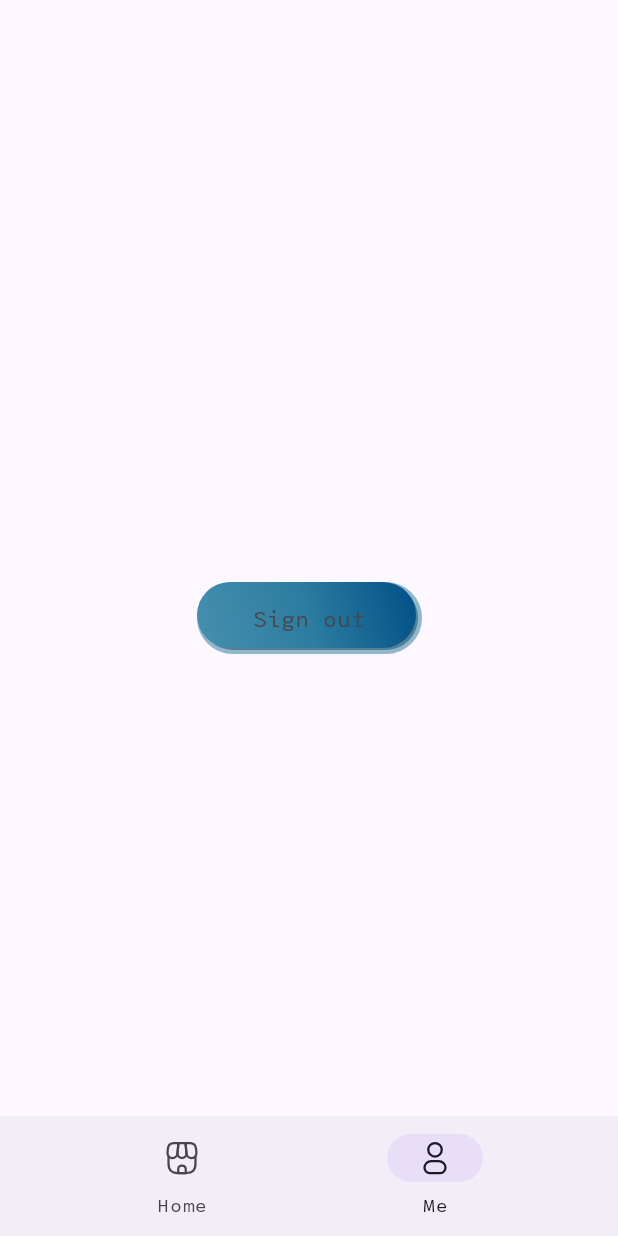
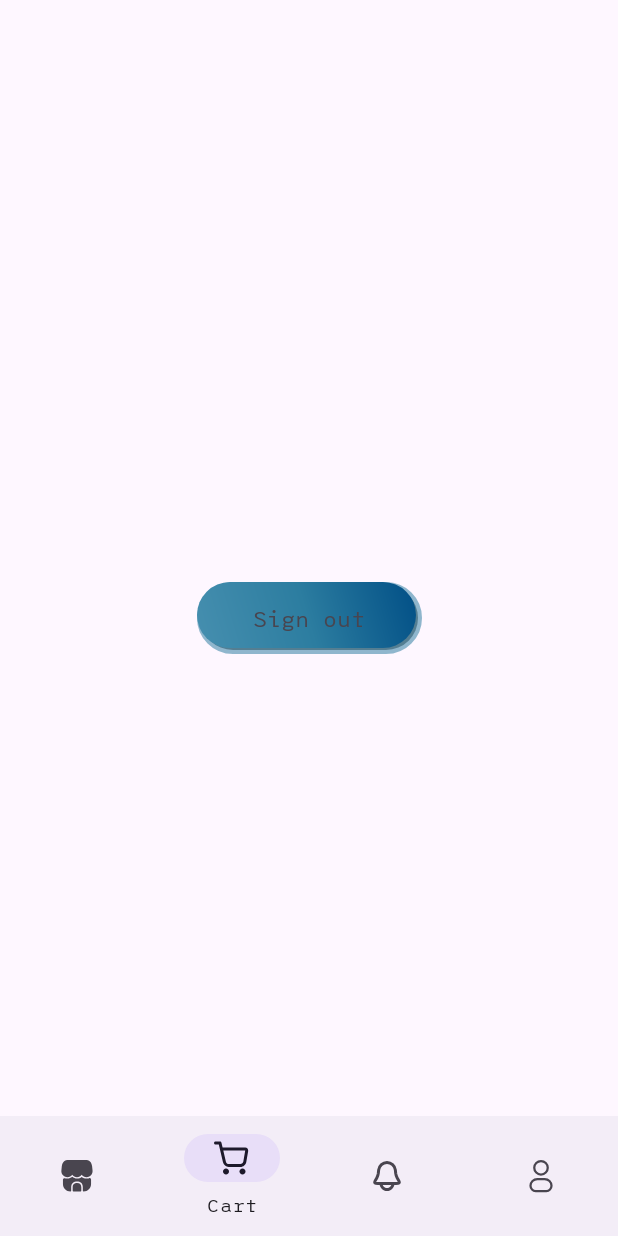
Before and after one commit to duc25012002/Admin, an Android app: the SignOutActivity screen opened directly, with no data from a screen before it, item 2 of the bottom bar chosen, on a phone screen of 412 x 824 dp. Run offline under Robolectric (Android 15) with nearby library versions, the phone set to English and light mode, and no system bars; our stand-ins replace Firebase (no records; nobody signed in at launch, a user with empty details on screens opened directly), data binding; libraries missing offline, so code that uses them is left out: io.grpc.

```diff
--- a/app/src/main/AndroidManifest.xml
+++ b/app/src/main/AndroidManifest.xml
@@ -12,6 +12,9 @@
         android:supportsRtl="true"
         android:theme="@style/Theme.Admin"
         tools:targetApi="31">
+        <activity
+            android:name=".activity.PrimeActivity"
+            android:exported="false" />
         <activity
             android:name=".activity.SignOutActivity"
             android:exported="false" />
--- a/app/src/main/java/com/hdcompany/admin/MainActivity.java
+++ b/app/src/main/java/com/hdcompany/admin/MainActivity.java
@@ -24,6 +24,7 @@ import com.google.android.gms.common.api.ApiException;
 import com.google.android.gms.tasks.Task;
 import com.google.firebase.auth.FirebaseAuth;
 import com.google.firebase.auth.FirebaseUser;
+import com.hdcompany.admin.activity.PrimeActivity;
 import com.hdcompany.admin.activity.RegisterActivity;
 import com.hdcompany.admin.activity.SignOutActivity;
 import com.hdcompany.admin.databinding.LoginScreenBinding;
@@ -38,7 +39,16 @@ public class MainActivity extends AppCompatActivity {
     private LoginScreenBinding loginScreenBinding;
     private User user;
 
-    private FirebaseUser firebaseUser = Auth.firebaseAuth().getCurrentUser();
+    private FirebaseUser firebaseUser;
+
+    @Override
+    protected void onStart() {
+        super.onStart();
+        firebaseUser = Auth.firebaseAuth().getCurrentUser();
+        if (firebaseUser != null) {
+            forwardPrime();
+        }
+    }
 
     @Override
     protected void onCreate(Bundle savedInstanceState) {
@@ -81,17 +91,15 @@ public class MainActivity extends AppCompatActivity {
         Login Button
          */
         loginScreenBinding.loginButton.setOnClickListener(v -> {
-          try{
-              if(
-                      !user.getUsername().equals("") && !user.getPassword().equals("")
-              ){
-                  firebaseUser = Auth.loginAuth(this,user);
+            try {
+                if (!user.getUsername().equals("") && !user.getPassword().equals("")) {
+                    firebaseUser = Auth.loginAuth(this, user);
                     firebaseUser = Auth.firebaseAuth().getCurrentUser();
-                  forwardScreen();
-              }else{
+                    forwardPrime();
+                } else {
                     Toast.makeText(this, "Please don't leave any empty information!", Toast.LENGTH_SHORT).show();
                 }
-          }catch (Exception e){
+            } catch (Exception e) {
                 e.printStackTrace();
             }
         });
@@ -103,11 +111,17 @@ public class MainActivity extends AppCompatActivity {
         });
     }
 
+    /*
+    GOOGLE SIGN IN
+     */
     private void googleSignIn() {
         Intent i = client.getSignInIntent();
         this.startActivityForResult(i, RC_SIGN_IN);
     }
 
+    /*
+    GOOGLE SIGN IN
+     */
     @Override
     synchronized protected void onActivityResult(int requestCode, int resultCode, @Nullable Intent data) {
         super.onActivityResult(requestCode, resultCode, data);
@@ -125,7 +139,7 @@ public class MainActivity extends AppCompatActivity {
             }
         }
         // End the task, and got the user
-        forwardScreen();
+        forwardPrime();
     }
 
     /*
@@ -136,18 +150,17 @@ public class MainActivity extends AppCompatActivity {
             new Handler().postDelayed(new Runnable() {
                 @Override
                 public void run() {
-                    try{
-                        do{
+                    try {
+                        do {
                             firebaseUser = Auth.firebaseAuth().getCurrentUser();
-                        }
-                        while(firebaseUser == null);
+                        } while (firebaseUser == null);
                         String email = firebaseUser.getEmail();
-                        for(int i=0;i<10;i++){
-                            System.out.println("LOGIN EMAIL FROM FIREBASE USER : " + email );
+                        for (int i = 0; i < 10; i++) {
+                            System.out.println("LOGIN EMAIL FROM FIREBASE USER : " + email);
                         }
                         takeLoginAction();
-                    }catch (Exception e){
-                       for(int i=0;i<10;i++){
+                    } catch (Exception e) {
+                        for (int i = 0; i < 10; i++) {
                             System.out.println("LOGIN ERROR");
                         }
                         e.printStackTrace();
@@ -159,6 +172,39 @@ public class MainActivity extends AppCompatActivity {
             e.printStackTrace();
         }
     }
+
+    private void forwardPrime(){
+        try {
+            new Handler().postDelayed(new Runnable() {
+                @Override
+                public void run() {
+                    try {
+                        do {
+                            firebaseUser = Auth.firebaseAuth().getCurrentUser();
+                        } while (firebaseUser == null);
+                        String email = firebaseUser.getEmail();
+                        for (int i = 0; i < 10; i++) {
+                            System.out.println("LOGIN EMAIL FROM FIREBASE USER : " + email);
+                        }
+                        takeLoginPrimeAction();
+
+                    } catch (Exception e) {
+                        for (int i = 0; i < 10; i++) {
+                            System.out.println("LOGIN ERROR");
+                        }
+                        e.printStackTrace();
+                        Toast.makeText(MainActivity.this, "Login Failed", Toast.LENGTH_SHORT).show();
+                    }
+                }
+            }, 1000);
+        } catch (Exception e) {
+            e.printStackTrace();
+        }
+    }
+
+    private void takeLoginPrimeAction(){
+        this.startActivity(new Intent(this, PrimeActivity.class));
+    }
     /*
     FORWARD TO LOGOUT
      */
@@ -168,12 +214,18 @@ public class MainActivity extends AppCompatActivity {
         this.finish();
     }
 
+    /*
+    FORWARD TO SIGN UP
+     */
     private void forwardToSignUp() {
         Intent i = new Intent(this, RegisterActivity.class);
         this.startActivity(i);
         this.finish();
     }
 
+    /*
+    INIT BINDING VIEW DATA
+     */
     private void initUserData() {
         this.user = new User();
         System.out.println(this.user.toString());
--- /dev/null
+++ b/app/src/main/res/drawable/cart_not_select.xml
@@ -0,0 +1,16 @@
+<vector xmlns:android="http://schemas.android.com/apk/res/android"
+    android:width="800dp"
+    android:height="800dp"
+    android:viewportWidth="24"
+    android:viewportHeight="24">
+  <path
+      android:pathData="M1,1C0.448,1 0,1.448 0,2C0,2.552 0.448,3 1,3H3.206L5.985,14.909C6.399,16.682 7.955,17.946 9.765,17.998V18H17.587C19.536,18 21.201,16.596 21.53,14.675L22.786,7.337C22.995,6.116 22.054,5 20.814,5H5.727L4.974,1.773C4.868,1.32 4.465,1 4,1H1ZM6.194,7L7.933,14.455C8.144,15.36 8.951,16 9.881,16H17.587C18.562,16 19.394,15.298 19.559,14.337L20.814,7H6.194Z"
+      android:fillColor="#000000"
+      android:fillType="evenOdd"/>
+  <path
+      android:pathData="M8,23C9.105,23 10,22.105 10,21C10,19.895 9.105,19 8,19C6.895,19 6,19.895 6,21C6,22.105 6.895,23 8,23Z"
+      android:fillColor="#000000"/>
+  <path
+      android:pathData="M19,23C20.105,23 21,22.105 21,21C21,19.895 20.105,19 19,19C17.895,19 17,19.895 17,21C17,22.105 17.895,23 19,23Z"
+      android:fillColor="#000000"/>
+</vector>
--- /dev/null
+++ b/app/src/main/res/drawable/no_news_notify_not_selected.xml
@@ -0,0 +1,17 @@
+<vector xmlns:android="http://schemas.android.com/apk/res/android"
+    android:width="800dp"
+    android:height="800dp"
+    android:viewportWidth="24"
+    android:viewportHeight="24">
+  <path
+      android:pathData="M6.448,7.969C6.762,5.14 9.153,3 12,3V3C14.847,3 17.238,5.14 17.552,7.969L17.804,10.236C17.807,10.264 17.809,10.279 17.81,10.293C17.939,11.417 18.305,12.5 18.884,13.472C18.891,13.485 18.898,13.497 18.913,13.522L19.491,14.486C20.016,15.36 20.278,15.797 20.222,16.156C20.184,16.395 20.061,16.612 19.876,16.767C19.597,17 19.087,17 18.068,17H5.932C4.913,17 4.403,17 4.124,16.767C3.939,16.612 3.816,16.395 3.778,16.156C3.722,15.797 3.984,15.36 4.509,14.486L5.087,13.522C5.102,13.497 5.109,13.485 5.116,13.472C5.695,12.5 6.061,11.417 6.19,10.293C6.191,10.279 6.193,10.264 6.196,10.236L6.448,7.969Z"
+      android:strokeWidth="2"
+      android:fillColor="#00000000"
+      android:strokeColor="#33363F"/>
+  <path
+      android:pathData="M8,17C8,17.525 8.103,18.045 8.304,18.531C8.505,19.016 8.8,19.457 9.172,19.828C9.543,20.2 9.984,20.494 10.469,20.695C10.955,20.896 11.475,21 12,21C12.525,21 13.045,20.896 13.531,20.695C14.016,20.494 14.457,20.2 14.828,19.828C15.2,19.457 15.495,19.016 15.696,18.531C15.896,18.045 16,17.525 16,17"
+      android:strokeWidth="2"
+      android:fillColor="#00000000"
+      android:strokeColor="#33363F"
+      android:strokeLineCap="round"/>
+</vector>
--- a/app/src/main/res/menu/bottom_menu.xml
+++ b/app/src/main/res/menu/bottom_menu.xml
@@ -2,8 +2,17 @@
 <menu xmlns:android="http://schemas.android.com/apk/res/android">
     <item
         android:id="@+id/nav_home"
-        android:icon="@drawable/shop_not_select"
-        android:title="@string/home" />
+        android:icon="@drawable/shop_selected"
+        android:title="@string/home"
+        android:checked="true"/>
+    <item
+        android:id="@+id/nav_cart"
+        android:icon="@drawable/cart_not_select"
+        android:title="@string/cart" />
+    <item
+        android:id="@+id/nav_notify"
+        android:icon="@drawable/no_news_notify_not_selected"
+        android:title="@string/notify" />
     <item
         android:id="@+id/nav_profile"
         android:icon="@drawable/profile_not_select"
--- a/app/src/main/res/values/strings.xml
+++ b/app/src/main/res/values/strings.xml
@@ -16,5 +16,7 @@
     <string name="home">Home</string>
     <string name="profile">Me</string>
     <string name="sign_out">Sign out</string>
+    <string name="notify">Notify</string>
+    <string name="cart">Cart</string>
 
 </resources>
```
Also changed, not shown: app/src/main/java/com/hdcompany/admin/activity/PrimeActivity.java (added, +50 -0 lines), app/src/main/java/com/hdcompany/admin/activity/RegisterActivity.java (+74 -17 lines), app/src/main/java/com/hdcompany/admin/firebase/Auth.java (+22 -9 lines), app/src/main/res/drawable/cart_selected.xml (added, +15 -0 lines), app/src/main/res/drawable/menu_background.xml (added, +27 -0 lines), app/src/main/res/drawable/news_notify_not_select.xml (added, +21 -0 lines), app/src/main/res/drawable/news_notify_selected.xml (added, +18 -0 lines), app/src/main/res/drawable/no_news_notify_selected.xml (added, +15 -0 lines), app/src/main/res/layout/activity_prime.xml (added, +38 -0 lines). Lines whose indentation alone changed are shown as unchanged.
